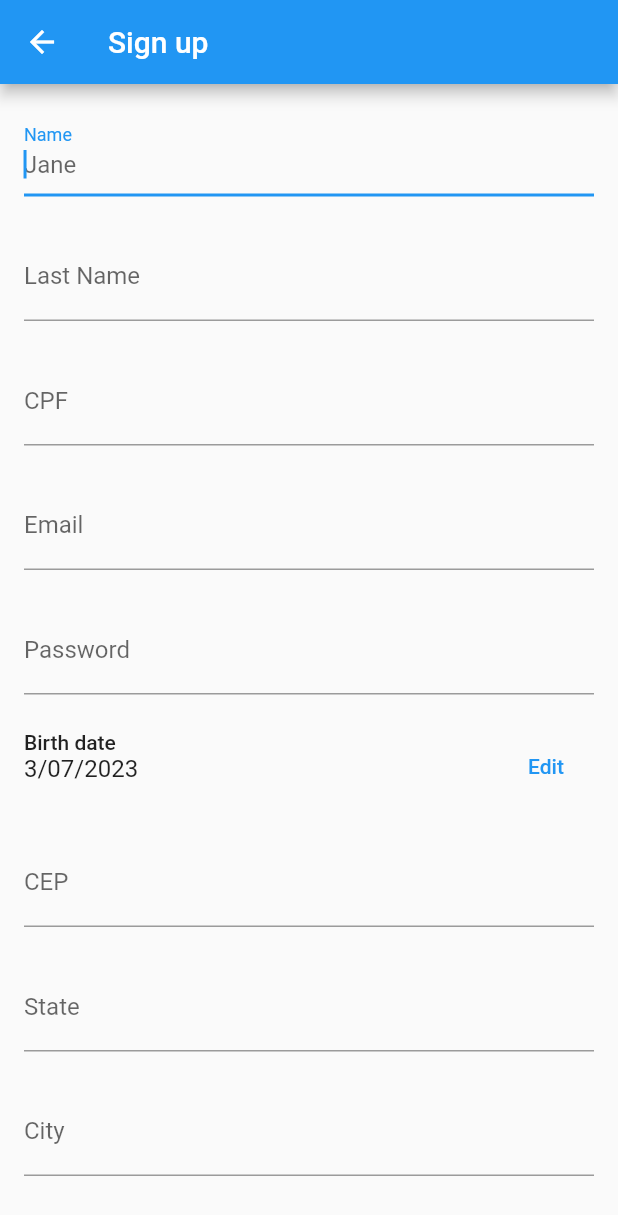
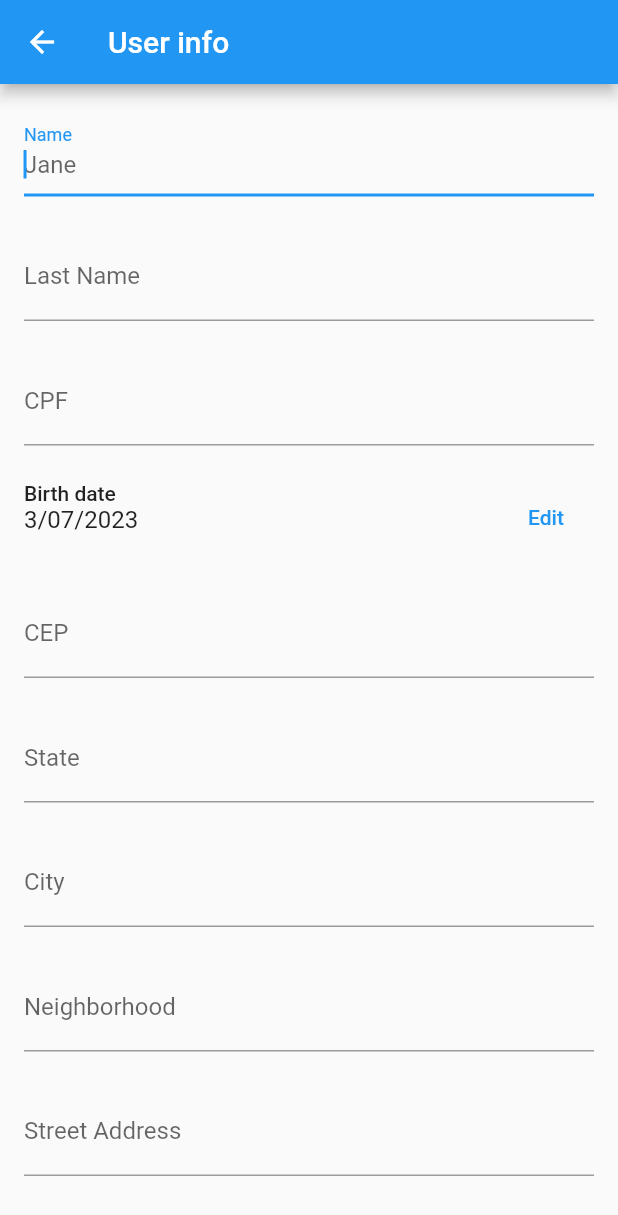
Before and after one commit to muchael/products-flutter, a Flutter app: the UserForm screen opened directly, on a phone screen of 412 x 824 dp. Shown: the top 1215 px of the screen. Run offline on Flutter 3.47's test engine with Material 2 defaults, Android fonts, the phone set to English and light mode, and no system bars; our stand-ins replace brasil_fields, cloud_firestore, firebase_auth, firebase_core; missing offline and left inert: search_cep; accounts and stored records are empty; generated files the repository leaves out were written again.

Commit message:
Remove email and password from user form.

```diff
--- a/lib/screens/user_form.dart
+++ b/lib/screens/user_form.dart
@@ -19,8 +19,6 @@ class _UserFormState extends State<UserForm> {
   final nameController = TextEditingController();
   final lastNameController = TextEditingController();
   final cpfController = TextEditingController();
-  final emailController = TextEditingController();
-  final passwordController = TextEditingController();
   final birthDateController = TextEditingController();
   final cepController = TextEditingController();
   final stateController = TextEditingController();
@@ -43,8 +41,6 @@ class _UserFormState extends State<UserForm> {
     nameController.dispose();
     lastNameController.dispose();
     cpfController.dispose();
-    emailController.dispose();
-    passwordController.dispose();
     birthDateController.dispose();
     cepController.dispose();
     stateController.dispose();
@@ -83,7 +79,7 @@ class _UserFormState extends State<UserForm> {
   Widget build(BuildContext context) {
     return Scaffold(
       appBar: AppBar(
-        title: const Text('Sign up'),
+        title: const Text('User info'),
       ),
       body: Form(
         key: _formKey,
@@ -133,33 +129,6 @@ class _UserFormState extends State<UserForm> {
                         FilteringTextInputFormatter.digitsOnly,
                         CpfInputFormatter(),
                       ],
-                    ),
-                    TextFormField(
-                      controller: emailController,
-                      validator: (value) {
-                        final emailRegExp = RegExp(r"^[a-zA-Z0-9.]+@[a-zA-Z0-9]+\.[a-zA-Z]+");
-                        if (!emailRegExp.hasMatch(value!)) {
-                          return "Enter a valid e-mail";
-                        }
-                        return null;
-                      },
-                      keyboardType: TextInputType.emailAddress,
-                      textInputAction: TextInputAction.next,
-                      decoration: const InputDecoration(
-                        hintText: 'foo@example.com',
-                        labelText: 'Email',
-                      ),
-                      autofillHints: [AutofillHints.email],
-                    ),
-                    TextFormField(
-                      controller: passwordController,
-                      validator: valueRequired,
-                      keyboardType: TextInputType.text,
-                      textInputAction: TextInputAction.next,
-                      obscureText: true,
-                      decoration: const InputDecoration(
-                        labelText: 'Password',
-                      ),
                     ),
                     _FormDatePicker(
                       date: date,
@@ -247,20 +216,6 @@ class _UserFormState extends State<UserForm> {
                             // print(nameController.text);
                             // print(difficultyController.text);
                             // print(imageController.text);
-                            try {
-                              UserCredential userCredential = await FirebaseAuth.instance.createUserWithEmailAndPassword(
-                                  email: emailController.text,
-                                  password: passwordController.text
-                              );
-                            } on FirebaseAuthException catch (e) {
-                              if (e.code == 'weak-password') {
-                                print('The password provided is too weak.');
-                              } else if (e.code == 'email-already-in-use') {
-                                print('The account already exists for that email.');
-                              }
-                            } catch (e) {
-                              print(e);
-                            }
 
                             ScaffoldMessenger.of(context).showSnackBar(
                               const SnackBar(
@@ -272,7 +227,7 @@ class _UserFormState extends State<UserForm> {
                           //     context, MaterialPageRoute(builder: (_) => HomePage()));
                         },
                         child: const Text(
-                          'Sing Up',
+                          'Save',
                           style: TextStyle(color: Colors.white, fontSize: 25),
                         ),
                       ),
```
Also changed, not shown: 1 other file.
